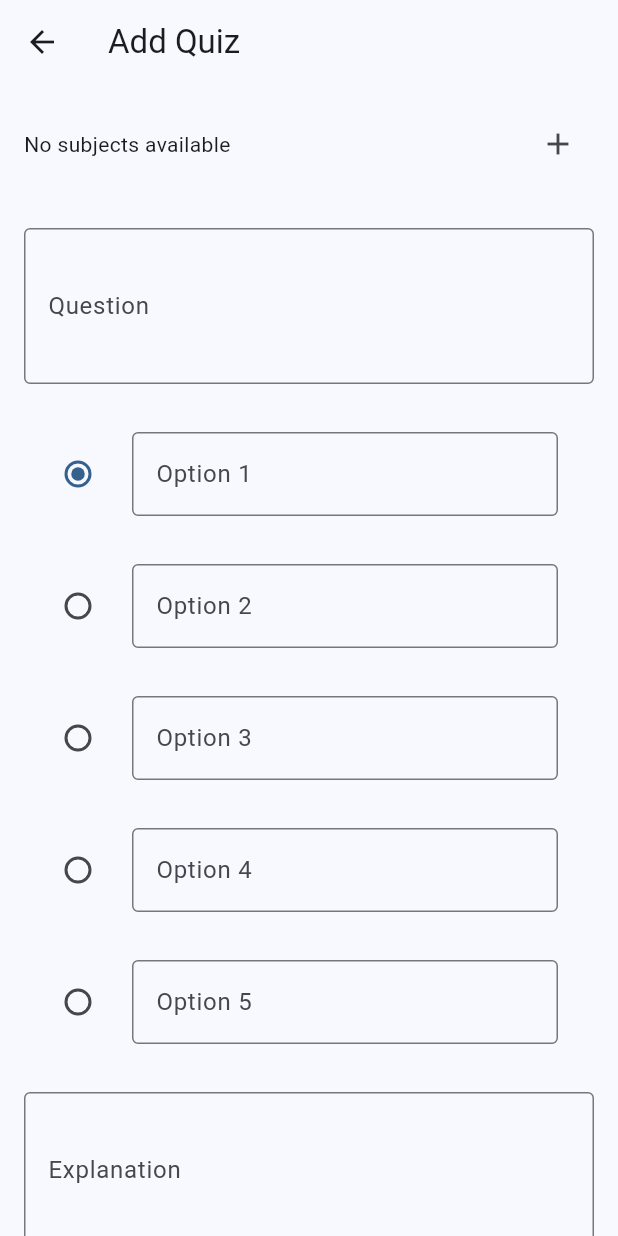
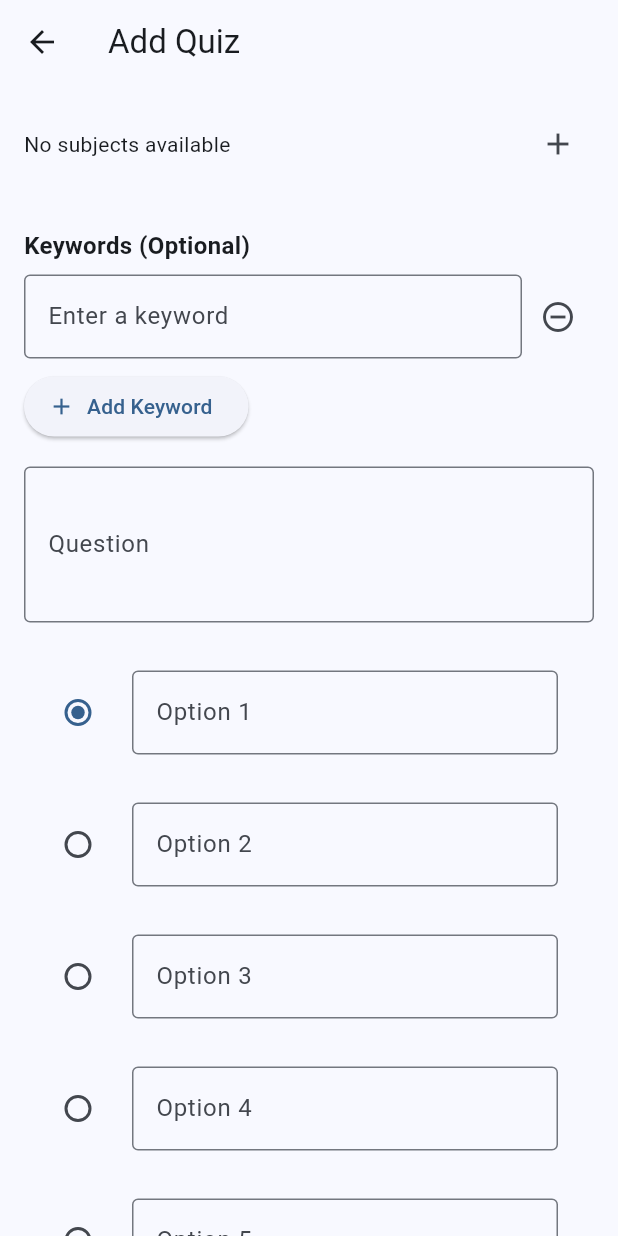
Before and after one commit to semi1204/--------------------, a Flutter app: the AddQuizPage screen opened directly, on a phone screen of 412 x 824 dp. Run offline on Flutter 3.47's test engine with Material 3 defaults, Android fonts, the phone set to English and light mode, and no system bars; our stand-ins replace cloud_firestore, firebase_auth, firebase_core, google_sign_in, logger; accounts and stored records are empty.

Commit message:
quizcard 로직 만듦. quiz마다 복수의 키워드를 부여함

```diff
--- a/lib/models/quiz.dart
+++ b/lib/models/quiz.dart
@@ -1,4 +1,5 @@
 import 'package:cloud_firestore/cloud_firestore.dart';
+import 'package:logger/logger.dart';
 
 class Quiz {
   final String id;
@@ -7,6 +8,9 @@ class Quiz {
   final int correctOptionIndex;
   final String explanation;
   final String typeId;
+  final List<String> keywords; // Changed from String? to List<String>
+
+  final Logger _logger = Logger();
 
   Quiz({
     required this.id,
@@ -15,10 +19,15 @@ class Quiz {
     required this.correctOptionIndex,
     required this.explanation,
     required this.typeId,
-  });
+    this.keywords = const [], // Default to empty list
+  }) {
+    _logger.d('Quiz object created with keywords: $keywords');
+  }
 
   factory Quiz.fromFirestore(DocumentSnapshot doc) {
+    final logger = Logger();
     Map data = doc.data() as Map<String, dynamic>;
+    logger.d('Creating Quiz from Firestore data: $data');
     return Quiz(
       id: doc.id,
       question: data['question'] ?? '',
@@ -26,14 +35,20 @@ class Quiz {
       correctOptionIndex: data['correctOptionIndex'] ?? 0,
       explanation: data['explanation'] ?? '',
       typeId: data['typeId'] ?? '',
+      keywords: List<String>.from(
+          data['keywords'] ?? []), // Parse keywords as List<String>
     );
   }
 
-  Map<String, dynamic> toFirestore() => {
+  Map<String, dynamic> toFirestore() {
+    _logger.d('Converting Quiz to Firestore data');
+    return {
       'question': question,
       'options': options,
       'correctOptionIndex': correctOptionIndex,
       'explanation': explanation,
       'typeId': typeId,
+      'keywords': keywords, // Always include keywords (empty list if none)
     };
   }
+}
--- a/lib/pages/add_quiz_page.dart
+++ b/lib/pages/add_quiz_page.dart
@@ -1,4 +1,3 @@
-// add_quiz_page.dart
 import 'package:flutter/material.dart';
 import 'package:provider/provider.dart';
 import '../services/quiz_service.dart';
@@ -8,10 +7,10 @@ import '../widgets/subject_dropdown_with_add_button.dart';
 import '../widgets/quiz_type_dropdown_with_add_button.dart';
 
 class AddQuizPage extends StatefulWidget {
-  const AddQuizPage({Key? key}) : super(key: key);
+  const AddQuizPage({super.key});
 
   @override
-  _AddQuizPageState createState() => _AddQuizPageState();
+  State<AddQuizPage> createState() => _AddQuizPageState();
 }
 
 class _AddQuizPageState extends State<AddQuizPage> {
@@ -26,6 +25,9 @@ class _AddQuizPageState extends State<AddQuizPage> {
       List.generate(5, (_) => TextEditingController());
   int _correctOptionIndex = 0;
   final TextEditingController _explanationController = TextEditingController();
+  final List<TextEditingController> _keywordControllers = [
+    TextEditingController()
+  ];
 
   @override
   void initState() {
@@ -42,6 +44,9 @@ class _AddQuizPageState extends State<AddQuizPage> {
       controller.dispose();
     }
     _explanationController.dispose();
+    for (var controller in _keywordControllers) {
+      controller.dispose();
+    }
     _logger.i('AddQuizPage disposed');
     super.dispose();
   }
@@ -89,6 +94,8 @@ class _AddQuizPageState extends State<AddQuizPage> {
                   onAddPressed: () => _showAddDialog(isSubject: false),
                 ),
               const SizedBox(height: 16),
+              _buildKeywordFields(),
+              const SizedBox(height: 16),
               _buildQuestionField(),
               const SizedBox(height: 16),
               ..._buildOptionFields(),
@@ -111,7 +118,7 @@ class _AddQuizPageState extends State<AddQuizPage> {
 
     return showDialog<void>(
       context: context,
-      builder: (BuildContext context) {
+      builder: (BuildContext dialogContext) {
         return AlertDialog(
           title: Text('Add $itemType'),
           content: TextField(
@@ -123,7 +130,7 @@ class _AddQuizPageState extends State<AddQuizPage> {
               child: const Text('Cancel'),
               onPressed: () {
                 _logger.i('Add $itemType dialog cancelled');
-                Navigator.of(context).pop();
+                Navigator.of(dialogContext).pop();
               },
             ),
             TextButton(
@@ -144,7 +151,8 @@ class _AddQuizPageState extends State<AddQuizPage> {
                           'Attempted to add quiz type without selecting subject');
                     }
                   }
-                  Navigator.of(context).pop();
+                  if (!mounted) return;
+                  Navigator.of(dialogContext).pop();
                   setState(() {}); // Refresh the dropdowns
                 } else {
                   _logger.w('Attempted to add $itemType with empty name');
@@ -155,6 +163,57 @@ class _AddQuizPageState extends State<AddQuizPage> {
         );
       },
     );
+  }
+
+  Widget _buildKeywordFields() {
+    return Column(
+      crossAxisAlignment: CrossAxisAlignment.start,
+      children: [
+        const Text('Keywords (Optional)',
+            style: TextStyle(fontSize: 16, fontWeight: FontWeight.bold)),
+        const SizedBox(height: 8),
+        ..._keywordControllers.map((controller) => Padding(
+              padding: const EdgeInsets.only(bottom: 8.0),
+              child: Row(
+                children: [
+                  Expanded(
+                    child: TextFormField(
+                      controller: controller,
+                      decoration: const InputDecoration(
+                        hintText: 'Enter a keyword',
+                        border: OutlineInputBorder(),
+                      ),
+                    ),
+                  ),
+                  IconButton(
+                    icon: const Icon(Icons.remove_circle_outline),
+                    onPressed: () => _removeKeywordField(controller),
+                  ),
+                ],
+              ),
+            )),
+        ElevatedButton.icon(
+          icon: const Icon(Icons.add),
+          label: const Text('Add Keyword'),
+          onPressed: _addKeywordField,
+        ),
+      ],
+    );
+  }
+
+  void _removeKeywordField(TextEditingController controller) {
+    setState(() {
+      _keywordControllers.remove(controller);
+      controller.dispose();
+    });
+    _logger.i('Removed keyword field');
+  }
+
+  void _addKeywordField() {
+    setState(() {
+      _keywordControllers.add(TextEditingController());
+    });
+    _logger.i('Added new keyword field');
   }
 
   Widget _buildQuestionField() {
@@ -235,15 +294,22 @@ class _AddQuizPageState extends State<AddQuizPage> {
           correctOptionIndex: _correctOptionIndex,
           explanation: _explanationController.text,
           typeId: _selectedTypeId!,
+          keywords: _keywordControllers
+              .map((c) => c.text.trim())
+              .where((keyword) => keyword.isNotEmpty)
+              .toList(),
         );
-        await _quizService.addQuiz(newQuiz);
+        await _quizService.addQuiz(
+            _selectedSubjectId!, _selectedTypeId!, newQuiz);
         _logger.i('New quiz added successfully');
+        if (!mounted) return;
         ScaffoldMessenger.of(context).showSnackBar(
           const SnackBar(content: Text('Quiz added successfully')),
         );
         _resetForm();
       } catch (e) {
         _logger.e('Error adding quiz: $e');
+        if (!mounted) return;
         ScaffoldMessenger.of(context).showSnackBar(
           const SnackBar(
               content: Text('Failed to add quiz. Please try again.')),
@@ -262,6 +328,11 @@ class _AddQuizPageState extends State<AddQuizPage> {
       controller.clear();
     }
     _explanationController.clear();
+    for (var controller in _keywordControllers) {
+      controller.dispose();
+    }
+    _keywordControllers.clear();
+    _keywordControllers.add(TextEditingController());
     setState(() {
       _selectedSubjectId = null;
       _selectedTypeId = null;
--- a/lib/pages/quiz_type_page.dart
+++ b/lib/pages/quiz_type_page.dart
@@ -47,7 +47,10 @@ class QuizTypePage extends StatelessWidget {
                   Navigator.push(
                     context,
                     MaterialPageRoute(
-                      builder: (context) => QuizPage(quizType: quizType),
+                      builder: (context) => QuizPage(
+                        subjectId: subject.id,
+                        quizTypeId: quizType.id,
+                      ),
                     ),
                   );
                 },
```
Also changed, not shown: lib/pages/quiz_page.dart (+12 -17 lines), lib/services/quiz_service.dart (+28 -32 lines), lib/widgets/quiz_card.dart (added, +201 -0 lines). Lines whose indentation alone changed are shown as unchanged.
